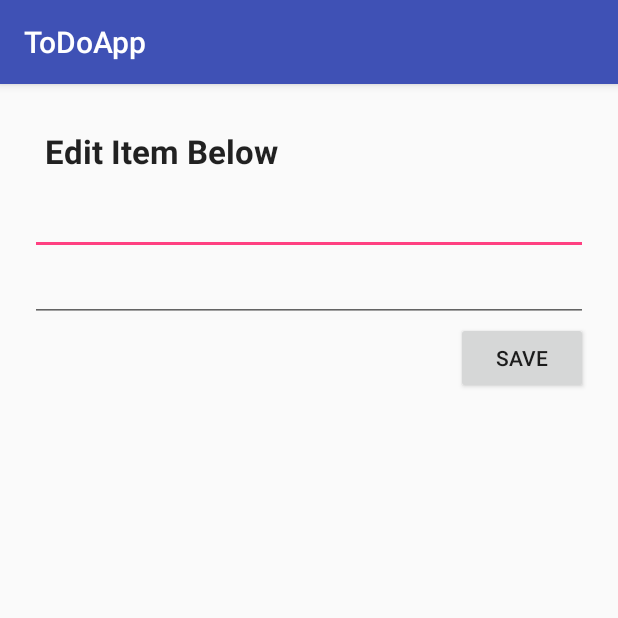
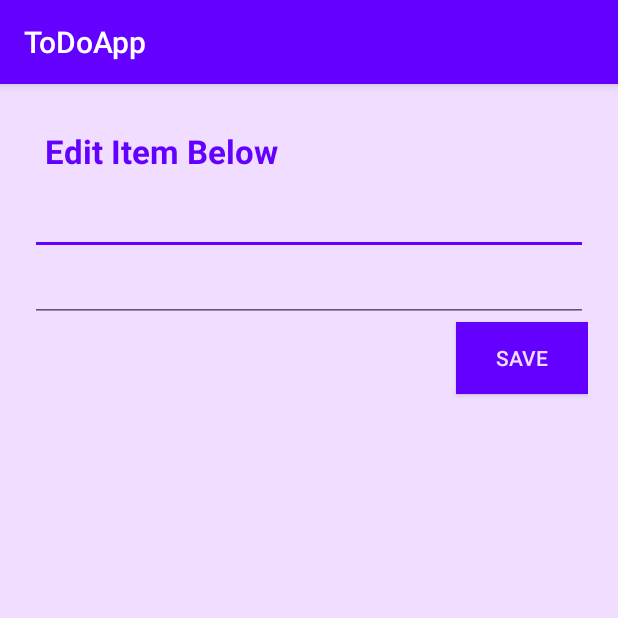
Before and after one commit to nemethjulia/ToDoApp, an Android app: the screen it shows after launch (EditItemActivity), after a tap on "CREATE NEW ITEM", on a phone screen of 412 x 824 dp, the top half of it. Run offline under Robolectric (Android 15) with nearby library versions, the phone set to English and light mode, and no system bars.

Commit message:
Changing colors

```diff
--- a/app/src/main/res/layout/activity_edit_item.xml
+++ b/app/src/main/res/layout/activity_edit_item.xml
@@ -7,7 +7,8 @@
     android:orientation="vertical"
     android:padding="20dp"
     android:weightSum="1"
-    tools:context="com.seya.todoapp.EditItemActivity">
+    tools:context="com.seya.todoapp.EditItemActivity"
+    android:background="@color/colorLight" >
 
     <TextView
         android:layout_width="match_parent"
@@ -17,7 +18,8 @@
         android:id="@+id/tvEditItem"
         android:layout_gravity="start|top"
         android:padding="10dp"
-        android:textStyle="bold" />
+        android:textStyle="bold"
+        android:textColor="@color/colorPrimaryDark" />
 
     <EditText
         android:layout_width="match_parent"
@@ -26,7 +28,8 @@
         android:ems="10"
         android:id="@+id/etEditItem"
         android:layout_gravity="start|center_vertical"
-        android:padding="10dp" />
+        android:padding="10dp"
+        android:textColor="@color/colorPrimary" />
 
     <EditText
         android:layout_width="match_parent"
@@ -35,7 +38,9 @@
         android:ems="10"
         android:id="@+id/etDueDate"
         android:padding="10dp"
-        android:focusable="false" />
+        android:focusable="false"
+        android:textColor="@color/colorPrimary"
+        />
 
     <Button
         android:layout_width="wrap_content"
@@ -44,6 +49,8 @@
         android:id="@+id/btnSave"
         android:layout_gravity="end|bottom"
         android:padding="10dp"
-        android:onClick="onSave"/>
+        android:onClick="onSave"
+        android:background="@color/colorPrimary"
+        android:textColor="@color/colorLight" />
 
 </LinearLayout>
--- a/app/src/main/res/layout/item_todo.xml
+++ b/app/src/main/res/layout/item_todo.xml
@@ -9,7 +9,8 @@
         android:textSize="20sp"
         android:layout_width="wrap_content"
         android:layout_height="wrap_content"
-        android:layout_alignParentLeft="true" />
+        android:layout_alignParentLeft="true"
+        android:textColor="@color/colorPrimary" />
 
     <TextView
         android:id="@+id/tvDate"
@@ -17,6 +18,7 @@
         android:textSize="15sp"
         android:layout_height="wrap_content"
         android:layout_width="wrap_content"
-        android:layout_alignParentRight="true"/>
+        android:layout_alignParentRight="true"
+        android:textColor="@color/colorPrimary" />
 
 </RelativeLayout>
--- a/app/src/main/res/values/colors.xml
+++ b/app/src/main/res/values/colors.xml
@@ -1,6 +1,11 @@
 <?xml version="1.0" encoding="utf-8"?>
 <resources>
-    <color name="colorPrimary">#3F51B5</color>
-    <color name="colorPrimaryDark">#303F9F</color>
-    <color name="colorAccent">#FF4081</color>
+    <color name="colorPrimary">#FF6400FF</color>
+    <color name="colorPrimaryDark">@color/colorPrimary</color>
+    <color name="colorAccent">@color/colorPrimary</color>
+    <color name="colorLight">#F0DDFF</color>
+    <color name="colorRed">#FF0000</color>
+    <color name="colorControlNormal">@color/colorPrimary</color>
+    <color name="colorControlActivated">@color/colorPrimary</color>
+    <color name="colorControlHighlight">@color/colorPrimary</color>
 </resources>
```
Also changed, not shown: app/src/main/res/layout/activity_main.xml (+9 -3 lines), 1 other file.
